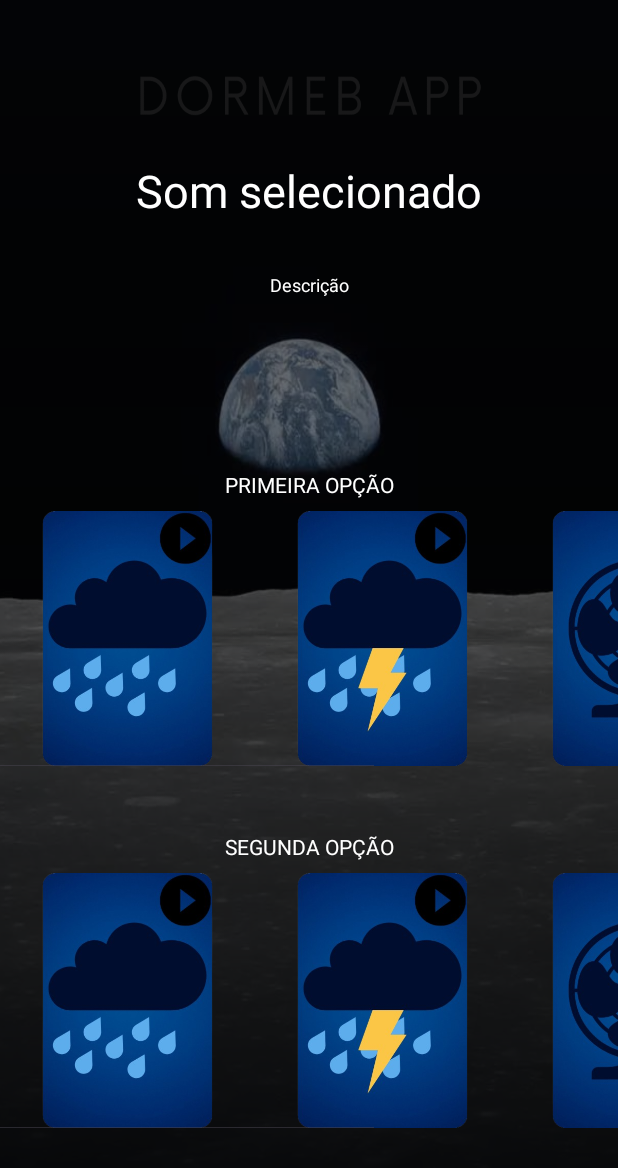
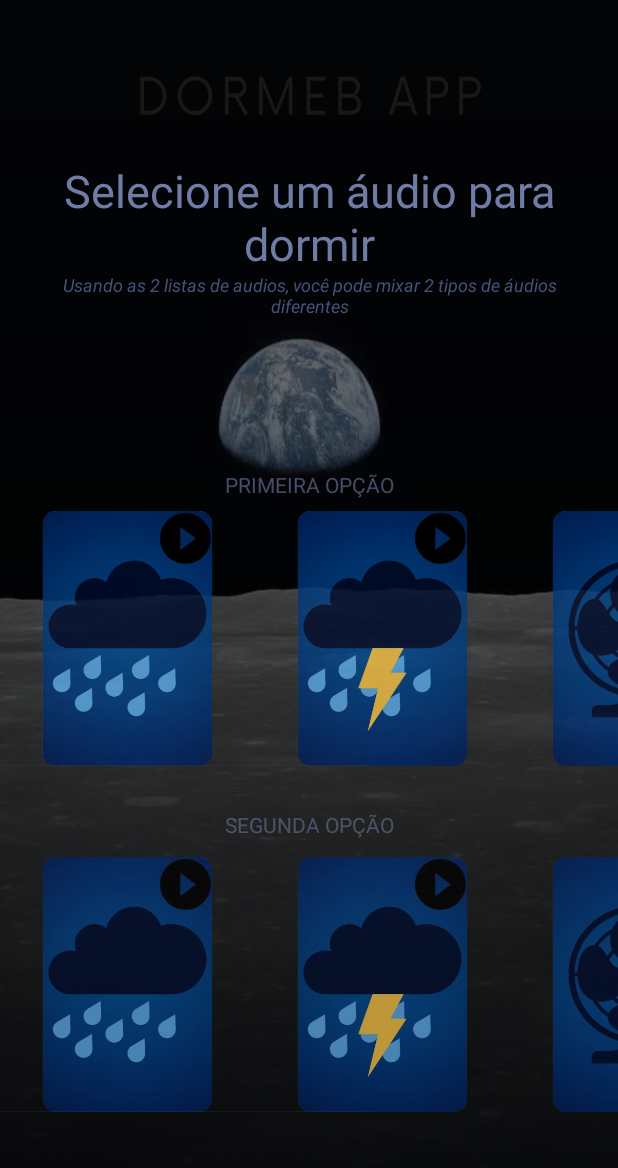
Before and after one commit to EltonC06/DormeB-App, an Android app: the screen it shows after launch (MainActivity), after a tap on "INICIAR EXPERIÊNCIA", on a phone screen of 412 x 824 dp. Shown: the top 1168 px of the screen. Run offline under Robolectric (Android 15) with nearby library versions, the phone set to English and light mode, and no system bars.

Commit message:
fade animation made in MainActivity and TextMusic is removed automatically after a time

```diff
--- a/app/src/main/java/com/dormeb/dormeb/MainActivity.kt
+++ b/app/src/main/java/com/dormeb/dormeb/MainActivity.kt
@@ -2,6 +2,7 @@ package com.dormeb.dormeb
 
 import android.media.MediaPlayer
 import android.os.Bundle
+import android.widget.HorizontalScrollView
 import android.widget.ImageButton
 import android.widget.TextView
 import androidx.activity.enableEdgeToEdge
@@ -11,11 +12,17 @@ import androidx.core.view.WindowInsetsCompat
 
 class MainActivity : AppCompatActivity() {
 
-    var mp3 = MediaPlayer()
-    var mp32 = MediaPlayer()
+    private var mp3 = MediaPlayer()
+    private var mp32 = MediaPlayer()
 
     private lateinit var textMusic: TextView
     private lateinit var textDesc: TextView
+
+    private lateinit var optionFirst: TextView
+    private lateinit var horizontalScroll: HorizontalScrollView
+
+    private lateinit var optionSecond: TextView
+    private lateinit var horizontalScrollSecond: HorizontalScrollView
 
     private lateinit var btnChuva: ImageButton
     private lateinit var btnTrovao: ImageButton
@@ -26,13 +33,6 @@ class MainActivity : AppCompatActivity() {
     private lateinit var btnTrovao2: ImageButton
     private lateinit var btnVentilador2: ImageButton
     private lateinit var btnGuarda2: ImageButton
-
-
-    override fun onStop() { // o som ficava tocando quando voltava pra splash activity
-        super.onStop()
-
-
-    }
 
     override fun onCreate(savedInstanceState: Bundle?) {
         super.onCreate(savedInstanceState)
@@ -46,10 +46,10 @@ class MainActivity : AppCompatActivity() {
 
 
         iniciarComponentesInterface()
-        // posso limitar o audio é so um e fazer dois mp3, duas listas para a pessoa mesclar :)
+        initialAnimation()
+
         btnChuva.setOnClickListener {
-            textMusic.text = getString(R.string.barulho_de_chuva)
-            textDesc.text = getString(R.string.melodia_chuva)
+            changeMusicandDescText(SoundsName.CHUVA)
 
             if (btnChuva.tag == "paused") { // se estiver pausado:
                 verifyIfisPlaying()
@@ -67,9 +67,7 @@ class MainActivity : AppCompatActivity() {
         }
         // o codigo executa normal, mas quando é pra pausar ele não pausa o audio atual pois o mp3 é um recurso global aí se eu pedir pra pausar fora da ordem reversa, ele buga o sistema e nunca da pra pausar um elemento
         btnTrovao.setOnClickListener { // posso criar uma variavel mp3 para cada audio
-            textMusic.text = getString(R.string.barulho_de_chuva_com_trovao)
-            textDesc.text = getString(R.string.desc_trovao)
-
+            changeMusicandDescText(SoundsName.TROVAO)
 
             if (btnTrovao.tag == "paused") {
                 verifyIfisPlaying()
@@ -88,8 +86,7 @@ class MainActivity : AppCompatActivity() {
         }
 
         btnVentilador.setOnClickListener {
-            textMusic.text = getString(R.string.barulho_de_ventilador)
-            textDesc.text = getString(R.string.desc_ventilador)
+            changeMusicandDescText(SoundsName.VENTILADOR)
 
             if (btnVentilador.tag == "paused") {
                 verifyIfisPlaying()
@@ -107,8 +104,8 @@ class MainActivity : AppCompatActivity() {
         }
 
         btnGuarda.setOnClickListener {
-            textMusic.text = getString(R.string.sirene_do_guarda_nortuno)
-            textDesc.text = getString(R.string.desc_guarda)
+            changeMusicandDescText(SoundsName.GUARDA)
+
             if (btnGuarda.tag == "paused") {
                 verifyIfisPlaying()
                 mp3 = MediaPlayer.create(this, R.raw.ambiente_rua_guarda)
@@ -127,8 +124,7 @@ class MainActivity : AppCompatActivity() {
         // ----- segundo horizontal view
 
         btnChuva2.setOnClickListener {
-            textMusic.text = getString(R.string.barulho_de_chuva)
-            textDesc.text = getString(R.string.melodia_chuva)
+            changeMusicandDescText(SoundsName.CHUVA)
 
             if (btnChuva2.tag == "paused") { // se estiver pausado:
                 verifyIfisPlaying2()
@@ -145,9 +141,7 @@ class MainActivity : AppCompatActivity() {
         }
         // o codigo executa normal, mas quando é pra pausar ele não pausa o audio atual pois o mp3 é um recurso global aí se eu pedir pra pausar fora da ordem reversa, ele buga o sistema e nunca da pra pausar um elemento
         btnTrovao2.setOnClickListener { // posso criar uma variavel mp3 para cada audio
-            textMusic.text = getString(R.string.barulho_de_chuva_com_trovao)
-            textDesc.text = getString(R.string.desc_trovao)
-
+            changeMusicandDescText(SoundsName.TROVAO)
 
             if (btnTrovao2.tag == "paused") {
                 verifyIfisPlaying2()
@@ -166,8 +160,7 @@ class MainActivity : AppCompatActivity() {
         }
 
         btnVentilador2.setOnClickListener {
-            textMusic.text = getString(R.string.barulho_de_ventilador)
-            textDesc.text = getString(R.string.desc_ventilador)
+            changeMusicandDescText(SoundsName.VENTILADOR)
 
             if (btnVentilador2.tag == "paused") {
                 verifyIfisPlaying2()
@@ -185,8 +178,8 @@ class MainActivity : AppCompatActivity() {
         }
 
         btnGuarda2.setOnClickListener {
-            textMusic.text = getString(R.string.sirene_do_guarda_nortuno)
-            textDesc.text = getString(R.string.desc_guarda)
+            changeMusicandDescText(SoundsName.GUARDA)
+
             if (btnGuarda2.tag == "paused") {
                 verifyIfisPlaying2()
                 mp32 = MediaPlayer.create(this, R.raw.ambiente_rua_guarda)
@@ -205,10 +198,80 @@ class MainActivity : AppCompatActivity() {
 
     }
 
+    private fun changeMusicandDescText(enum: SoundsName) {
+        if (enum == SoundsName.CHUVA) {// aqui eu criei um enum para resumir mais o codigo e editar toodo o texto em um so lugar
+            // animate: preventing the text to begin already transparent
+            textMusic.alpha = 1F
+            textDesc.alpha = 1F // i cant do 2 animation in same function, this will cause conflict and one animation will interrupt another
+
+            // change text:
+            textMusic.text = getString(R.string.barulho_de_chuva)
+            textDesc.text = getString(R.string.melodia_chuva)
+
+            // animate:
+            textMusic.animate().setDuration(15000).alpha(0.1F)
+            textDesc.animate().setDuration(15000).alpha(0.1F)
+        }
+        else if (enum == SoundsName.TROVAO) {
+            textMusic.alpha = 1F
+            textDesc.alpha = 1F
+
+            textMusic.text = getString(R.string.barulho_de_chuva_com_trovao)
+            textDesc.text = getString(R.string.desc_trovao)
+
+            textMusic.animate().setDuration(15000).alpha(0.1F)
+            textDesc.animate().setDuration(15000).alpha(0.1F)
+        }
+        else if (enum == SoundsName.VENTILADOR) {
+            textMusic.alpha = 1F
+            textDesc.alpha = 1F
+
+            textMusic.text = getString(R.string.barulho_de_ventilador)
+            textDesc.text = getString(R.string.desc_ventilador)
+
+            textMusic.animate().setDuration(15000).alpha(0.1F)
+            textDesc.animate().setDuration(15000).alpha(0.1F)
+        }
+        else if (enum == SoundsName.GUARDA) {
+            textMusic.alpha = 1F
+            textDesc.alpha = 1F
+
+            textMusic.text = getString(R.string.sirene_do_guarda_nortuno)
+            textDesc.text = getString(R.string.desc_guarda)
+
+            textMusic.animate().setDuration(15000).alpha(0.1F)
+            textDesc.animate().setDuration(15000).alpha(0.1F)
+        }
+
+    }
+
+    private fun initialAnimation() {
+        textMusic.text = getString(R.string.First_message)
+        textMusic.alpha = 0.7F
+
+        textDesc.text = getString(R.string.first_message_desc)
+        textDesc.alpha = 0.7F
+
+        optionFirst.animate().setDuration(4000).alpha(0.8F)
+        horizontalScroll.animate().setDuration(2000).alpha(0.8F)
+
+        optionSecond.animate().setDuration(4500).alpha(0.8F)
+        horizontalScrollSecond.animate().setDuration(2500).alpha(0.8F)
+    }
+
     private fun iniciarComponentesInterface() {
 
         textMusic = findViewById(R.id.textMusicaNome)
+        textMusic.alpha = 0F
+
         textDesc = findViewById(R.id.textDesc)
+        textDesc.alpha = 0F
+
+        optionFirst = findViewById(R.id.opcao1)
+        optionFirst.alpha = 0F
+
+        horizontalScroll = findViewById(R.id.horizontalScrollView)
+        horizontalScroll.alpha = 0F
 
         btnChuva = findViewById(R.id.btnChuva)
         btnChuva.tag = "paused"
@@ -223,6 +286,11 @@ class MainActivity : AppCompatActivity() {
         btnGuarda.tag = "paused"
 
         // -----
+        optionSecond = findViewById(R.id.opcao2)
+        optionSecond.alpha = 0F
+
+        horizontalScrollSecond = findViewById(R.id.horizontalScrollView2)
+        horizontalScrollSecond.alpha = 0F
 
         btnChuva2 = findViewById(R.id.btnChuva2)
         btnChuva2.tag = "paused"
@@ -239,7 +307,7 @@ class MainActivity : AppCompatActivity() {
 
     }
 
-    fun verifyIfisPlaying(){
+    private fun verifyIfisPlaying(){
         val simpleArray = arrayOf(btnChuva, btnTrovao, btnVentilador, btnGuarda)
         // aq eu posso verificar se alguma ta tocando e pausar (vou botar dentro das funções de play)
         for (audioBtn in simpleArray){
@@ -251,7 +319,7 @@ class MainActivity : AppCompatActivity() {
         }
     }
 
-    fun verifyIfisPlaying2(){ // ter isso 2 vezes vai permitir tocar 2 audios ao msm tempo
+    private fun verifyIfisPlaying2(){ // ter isso 2 vezes vai permitir tocar 2 audios ao msm tempo
         val simpleArray = arrayOf(btnChuva2, btnTrovao2, btnVentilador2, btnGuarda2)
         // aq eu posso verificar se alguma ta tocando e pausar (vou botar dentro das funções de play)
         for (audioBtn in simpleArray){
@@ -279,6 +347,4 @@ class MainActivity : AppCompatActivity() {
         }
 
     }
-
-
 }
--- a/app/src/main/java/com/dormeb/dormeb/SplashActivity.kt
+++ b/app/src/main/java/com/dormeb/dormeb/SplashActivity.kt
@@ -39,13 +39,13 @@ class SplashActivity : AppCompatActivity() {
     }
 
     private fun initialAnimation() {
-        textWelcome.animate().setDuration(1000).alpha(1F)
+        textWelcome.animate().setDuration(1000).alpha(0.8F)
 
-        textFirst.animate().setDuration(1500).alpha(1F)
-        textSecond.animate().setDuration(2000).alpha(1F)
-        textThird.animate().setDuration(2500).alpha(1F)
+        textFirst.animate().setDuration(1500).alpha(0.8F)
+        textSecond.animate().setDuration(2000).alpha(0.8F)
+        textThird.animate().setDuration(2500).alpha(0.8F)
 
-        btnStart.animate().setDuration(3000).alpha(1F)
+        btnStart.animate().setDuration(3500).alpha(0.85F)
 
     }
 
--- a/app/src/main/res/layout/activity_main.xml
+++ b/app/src/main/res/layout/activity_main.xml
@@ -10,13 +10,12 @@
     android:background="@drawable/main_background">
 
     <HorizontalScrollView
-        android:id="@+id/horizontalScrollView2"
+        android:id="@+id/horizontalScrollView"
         android:layout_width="0dp"
         android:layout_height="wrap_content"
-        android:layout_marginBottom="72dp"
         android:fadeScrollbars="true"
         android:scrollbarSize="0.5dp"
-        app:layout_constraintBottom_toBottomOf="parent"
+        app:layout_constraintBottom_toTopOf="@+id/guideline6"
         app:layout_constraintEnd_toEndOf="parent"
         app:layout_constraintStart_toStartOf="parent">
 
@@ -64,12 +63,12 @@
     </HorizontalScrollView>
 
     <HorizontalScrollView
-        android:id="@+id/horizontalScrollView"
+        android:id="@+id/horizontalScrollView2"
         android:layout_width="0dp"
         android:layout_height="wrap_content"
         android:fadeScrollbars="true"
         android:scrollbarSize="0.5dp"
-        app:layout_constraintBottom_toTopOf="@+id/guideline6"
+        app:layout_constraintBottom_toTopOf="@+id/guideline4"
         app:layout_constraintEnd_toEndOf="parent"
         app:layout_constraintStart_toStartOf="parent">
 
@@ -153,8 +152,9 @@
         android:layout_marginTop="24dp"
         android:text="Som selecionado"
         android:textAlignment="center"
-        android:textColor="@color/white"
+        android:textColor="@color/BlueforText"
         android:textSize="30sp"
+        android:textStyle="normal"
         app:layout_constraintEnd_toStartOf="@+id/guideline2"
         app:layout_constraintStart_toStartOf="@+id/guideline"
         app:layout_constraintTop_toTopOf="@+id/guideline3" />
@@ -165,8 +165,9 @@
         android:layout_height="wrap_content"
         android:text="Descrição"
         android:textAlignment="center"
-        android:textColor="@color/white"
+        android:textColor="@color/AnotherBlueforText"
         android:textSize="12sp"
+        android:textStyle="italic"
         app:layout_constraintEnd_toStartOf="@+id/guideline2"
         app:layout_constraintStart_toStartOf="@+id/guideline"
         app:layout_constraintTop_toTopOf="@+id/guideline5" />
@@ -192,7 +193,7 @@
         android:layout_marginBottom="8dp"
         android:text="PRIMEIRA OPÇÃO"
         android:textAlignment="center"
-        android:textColor="@color/white"
+        android:textColor="@color/BlueforText"
         app:layout_constraintBottom_toTopOf="@+id/horizontalScrollView"
         app:layout_constraintEnd_toStartOf="@+id/guideline2"
         app:layout_constraintStart_toStartOf="@+id/guideline" />
@@ -201,10 +202,10 @@
         android:id="@+id/opcao2"
         android:layout_width="wrap_content"
         android:layout_height="wrap_content"
-        android:layout_marginBottom="8dp"
+        android:layout_marginBottom="12dp"
         android:text="SEGUNDA OPÇÃO"
         android:textAlignment="center"
-        android:textColor="@color/white"
+        android:textColor="@color/BlueforText"
         app:layout_constraintBottom_toTopOf="@+id/horizontalScrollView2"
         app:layout_constraintEnd_toStartOf="@+id/guideline2"
         app:layout_constraintStart_toStartOf="@+id/guideline" />
--- a/app/src/main/res/values/colors.xml
+++ b/app/src/main/res/values/colors.xml
@@ -7,4 +7,5 @@
     <color name="blue">#203580</color>
     <color name="darkerBlue">#081235</color>
     <color name="BlueforText">#A1B2EC</color>
+    <color name="AnotherBlueforText">#6376AC</color>
 </resources>
--- a/app/src/main/res/values/strings.xml
+++ b/app/src/main/res/values/strings.xml
@@ -8,4 +8,6 @@
     <string name="desc_ventilador">Essa melodia, um pouco moderna, além de esfriar o ambiente (as vezes) também ajuda a relaxar o seu corpo depois de um dia corrido</string>
     <string name="sirene_do_guarda_nortuno">Sirene do guarda nortuno</string>
     <string name="desc_guarda">Nem tanto desconhecida, essa é a melodia favorita dos que dormem tranquilo somente quando se sentem seguros</string>
+    <string name="First_message">Selecione um áudio para dormir</string>
+    <string name="first_message_desc">Usando as 2 listas de audios, você pode mixar 2 tipos de áudios diferentes</string>
 </resources>
```
Also changed, not shown: app/src/main/java/com/dormeb/dormeb/SoundsName.kt (added, +8 -0 lines), app/src/main/res/layout/activity_splash.xml (+4 -3 lines).
